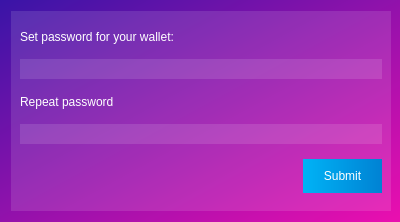
Qt form memority/gui/ui/generate_address.ui (Memority/memority) before a commit.
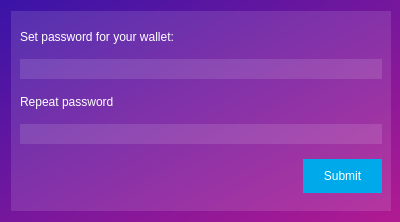
The same form after that commit. Icons and pictures are not drawn.

Patch:
```diff
--- a/memority/gui/ui/generate_address.ui
+++ b/memority/gui/ui/generate_address.ui
@@ -31,7 +31,7 @@
   </property>
   <property name="styleSheet">
    <string notr="true">QWidget{
-background: qlineargradient(spread:pad, x1:0, y1:0, x2:0.9801, y2:1, stop:0 rgba(57, 20, 167, 255), stop:0.995025 rgba(232, 15, 175, 255));
+background: qlineargradient(spread:pad, x1:0, y1:0, x2:0.9801, y2:1, stop:0 rgba(57, 20, 167, 255), stop:0.995025 rgb(175, 26, 146));
 color: #fff;
 }
 QDialog{
@@ -168,7 +168,7 @@
          <item>
           <widget class="QPushButton" name="submit_btn">
            <property name="styleSheet">
-            <string notr="true">background: qlineargradient(spread:pad, x1:0, y1:0, x2:1, y2:0, stop:0 rgba(0, 179, 246, 255), stop:1 rgba(0, 130, 211, 255));
+            <string notr="true">background: rgb(0, 170, 234);
 border: none;
 padding: 10px 20px;
 color: #fff;</string>
```
